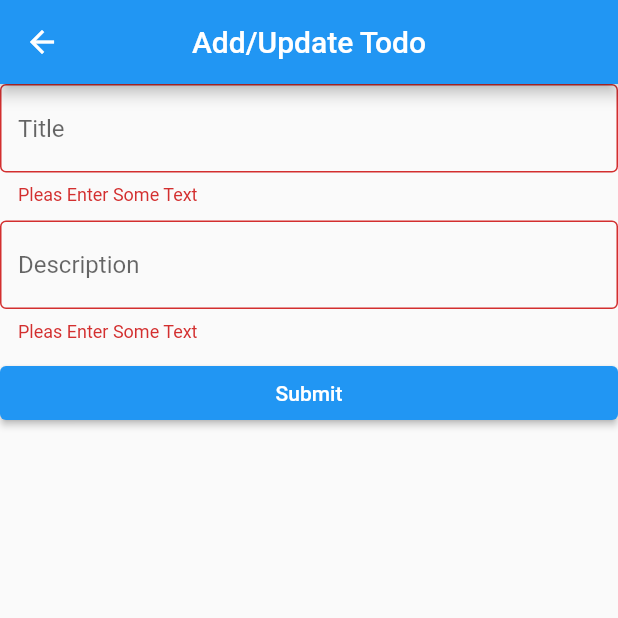
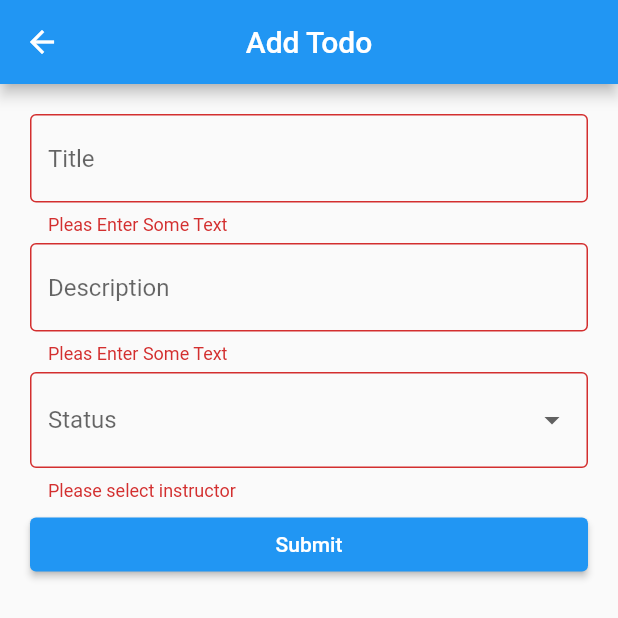
Before and after one commit to adrianauguis/assignment3-crudwithdb, a Flutter app: the AddTodo screen opened directly, after a tap on "Submit", on a phone screen of 412 x 824 dp. Shown: the top 618 px of the screen. Run offline on Flutter 3.47's test engine with Material 2 defaults, Android fonts, the phone set to English and light mode, and no system bars; our stand-ins replace sqflite; accounts and stored records are empty.

Commit message:
almost done only need to fix todoStatus

```diff
--- a/lib/add_todo.dart
+++ b/lib/add_todo.dart
@@ -10,8 +10,17 @@ class AddTodo extends StatefulWidget {
   String? todoTitle;
   String? todoDesc;
   String? todoDateTime;
+  bool? todoUpdate;
+  bool? todoStat;
 
-  AddTodo({Key? key, this.todoId, this.todoTitle, this.todoDesc, this.todoDateTime})
+  AddTodo(
+      {Key? key,
+      this.todoId,
+      this.todoTitle,
+      this.todoDesc,
+      this.todoDateTime,
+      this.todoUpdate,
+      this.todoStat})
       : super(key: key);
 
   @override
@@ -34,20 +43,32 @@ class _AddTodoState extends State<AddTodo> {
     dataList = dbProvider!.getTodoList();
   }
 
+
   final _formKey = GlobalKey<FormState>();
 
   @override
   Widget build(BuildContext context) {
+    int stat;
+    String? appTitle;
+    if (widget.todoUpdate == true) {
+      appTitle = 'Update Todo';
+      stat = (widget.todoStat == true)? 1 : 0;
+    } else {
+      appTitle = 'Add Todo';
+      stat = 0;
+    }
+
     final title = TextEditingController(text: widget.todoTitle);
     final desc = TextEditingController(text: widget.todoDesc);
     return Scaffold(
       appBar: AppBar(
-        title: const Text('Add/Update Todo'),
+        title: Text(appTitle),
         centerTitle: true,
       ),
       body: Form(
           key: _formKey,
           child: ListView(
+            padding: const EdgeInsets.all(20),
             children: [
               TextFormField(
                 controller: title,
@@ -61,7 +82,7 @@ class _AddTodoState extends State<AddTodo> {
                   return null;
                 },
               ),
-              const SizedBox(height: 10),
+              const SizedBox(height: 5),
               TextFormField(
                 controller: desc,
                 keyboardType: TextInputType.multiline,
@@ -74,19 +95,59 @@ class _AddTodoState extends State<AddTodo> {
                   return null;
                 },
               ),
-              const SizedBox(height: 10),
+              const SizedBox(height: 5),
+              DropdownButtonFormField(
+                decoration: const InputDecoration(
+                  border: OutlineInputBorder(),
+                  labelText: "Status",
+                ),
+                  items: const [
+                DropdownMenuItem(value: 'Yes', child: Text('Yes')),
+                DropdownMenuItem(value: 'No', child: Text('No')),
+              ],
+                  validator: (value){
+                    if (value == null || value.isEmpty) {
+                      return 'Please select instructor';
+                    } else {
+                      return null;
+                    }
+                  },
+                  onChanged: (value) {
+                    if (value == 'Yes'){
+                      stat = 1;
+                    }else{
+                      stat = 0;
+                    }
+                  }
+                  ),
+              const SizedBox(height: 5),
               ElevatedButton(
                   onPressed: () {
                     if (_formKey.currentState!.validate()) {
-                      dbProvider!.insertTodo(TodoModel(
+                      if (widget.todoUpdate == true) {
+                        dbProvider!.updateTodo(TodoModel(
+                            id: widget.todoId,
                             title: title.text,
                             desc: desc.text,
+                            status: stat,
                             dateTime: DateFormat('yMd')
                                 .add_jm()
                                 .format(DateTime.now())
                                 .toString()));
-                      Navigator.push(context, MaterialPageRoute(
-                          builder: (context)=> const HomePage()));
+                      } else {
+                        dbProvider!.insertTodo(TodoModel(
+                            title: title.text,
+                            desc: desc.text,
+                            status: stat,
+                            dateTime: DateFormat('yMd')
+                                .add_jm()
+                                .format(DateTime.now())
+                                .toString()));
+                      }
+                      Navigator.push(
+                          context,
+                          MaterialPageRoute(
+                              builder: (context) => const HomePage()));
                       title.clear();
                       desc.clear();
                     }
--- a/lib/model/todo_model.dart
+++ b/lib/model/todo_model.dart
@@ -3,17 +3,20 @@ class TodoModel {
   final String? title;
   final String? desc;
   final String? dateTime;
+  final int? status;
 
   TodoModel({this.id,
     this.title,
     this.desc,
-    this.dateTime});
+    this.dateTime,
+    this.status});
 
   factory TodoModel.fromMap(Map<String, dynamic> json) => TodoModel(
     id: json["id"],
     title: json["title"],
     desc: json["desc"],
     dateTime: json["dateTime"],
+    status: json["status"],
   );
 
   Map<String, dynamic> toMap() => {
@@ -21,5 +24,6 @@ class TodoModel {
     "title": title,
     "desc": desc,
     "dateTime": dateTime,
+    "status" : status
   };
 }
--- a/lib/provider/db_provider.dart
+++ b/lib/provider/db_provider.dart
@@ -27,7 +27,7 @@ class DBProvider {
   }
 
   _createDatabase(Database database, int version) async {
-    await database.execute("CREATE TABLE mytodos(id INTEGER PRIMARY KEY AUTOINCREMENT,title TEXT NOT NULL,desc TEXT NOT NULL,dateTime TEXT NOT NULL)");
+    await database.execute("CREATE TABLE mytodos(id INTEGER PRIMARY KEY AUTOINCREMENT,title TEXT NOT NULL,status INTEGER,desc TEXT NOT NULL,dateTime TEXT NOT NULL);");
   }
 
   Future<TodoModel> insertTodo(TodoModel todoModel) async {
```
Also changed, not shown: lib/home_page.dart (+58 -10 lines). Lines whose indentation alone changed are shown as unchanged.
